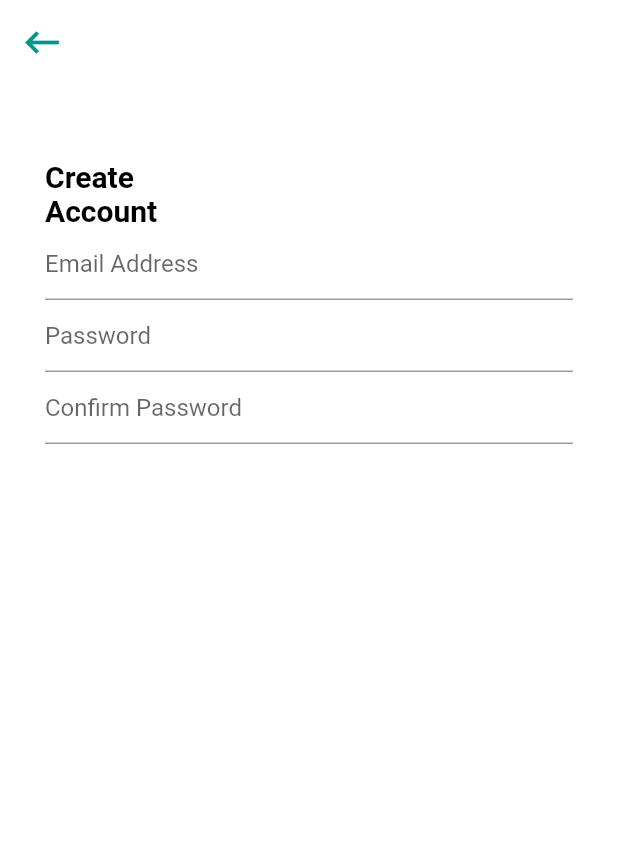
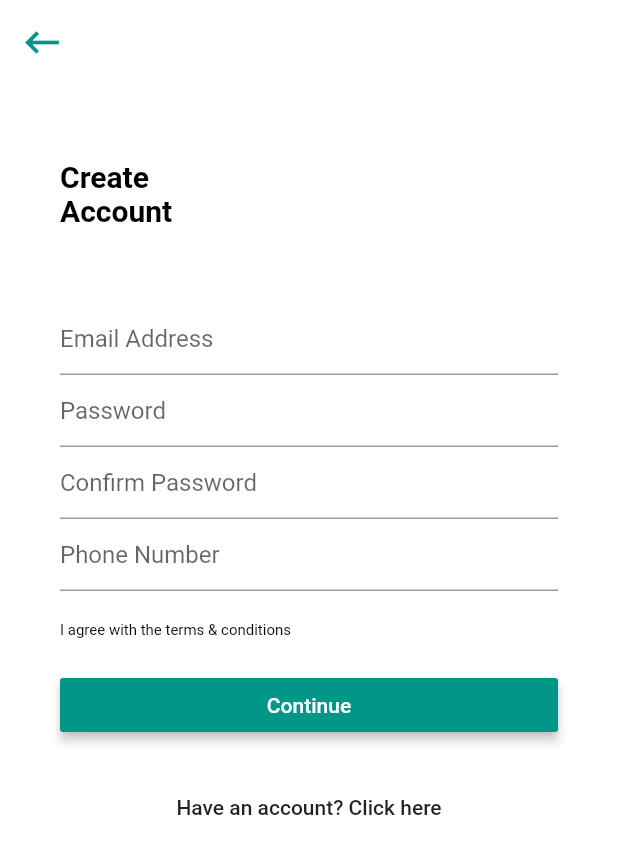
Before and after one commit to LifeofDan-EL/hookup, a Flutter app: the screen it shows after launch, after a tap on "Create an account", on a phone screen of 412 x 824 dp. Shown: the top 854 px of the screen. Run offline on Flutter 3.47's test engine with Material 2 defaults, Android fonts, the phone set to English and light mode, and no system bars.

Commit message:
Made Register User Stateful, adding finishing touches on the screens/routes.

```diff
--- a/lib/home_page.dart
+++ b/lib/home_page.dart
@@ -19,11 +19,15 @@ class _HomePageState extends State<HomePage> {
         backgroundColor: Colors.white,
 
         // Body
-        body: ListView(
+        body: Padding(
+          padding: const EdgeInsets.only(left: 40, right: 40),
+          child: ListView(
+            physics: BouncingScrollPhysics(),
             children: <Widget>[
               Padding(
                 padding: const EdgeInsets.only(top: 400),
                 child: RaisedButton(
+                  elevation: 3,
                   onPressed: () {
                     Navigator.push(context, MaterialPageRoute(builder: (context) => LoginUser()),
                     );
@@ -40,6 +44,7 @@ class _HomePageState extends State<HomePage> {
               Padding(
                 padding: const EdgeInsets.only(top: 20),
                 child: RaisedButton(
+                  elevation: 3,
                   onPressed: () {
                     Navigator.push(context, MaterialPageRoute(builder: (context) => RegisterUser()),
                     );
@@ -59,6 +64,7 @@ class _HomePageState extends State<HomePage> {
             ],
           ),
         ),
+      ),
     );
   }
 }
--- a/lib/login_user_page.dart
+++ b/lib/login_user_page.dart
@@ -17,8 +17,9 @@ class LoginUser extends StatelessWidget {
           elevation: 0,
         ),
         body: Padding(
-          padding: const EdgeInsets.only(left: 30, right: 30),
+          padding: const EdgeInsets.only(left: 40, right: 40),
           child: ListView(
+            physics: BouncingScrollPhysics(),
             children: <Widget>[
               Padding(
                 padding: const EdgeInsets.only(top: 70),
@@ -48,6 +49,7 @@ class LoginUser extends StatelessWidget {
                 padding: const EdgeInsets.only(top: 5),
                 child: TextField(
                   decoration: InputDecoration(hintText: 'Password'),
+                  obscureText: true,
                 ),
               ),
               Padding(
@@ -63,6 +65,7 @@ class LoginUser extends StatelessWidget {
               Padding(
                 padding: const EdgeInsets.only(top: 40),
                 child: RaisedButton(
+                  elevation: 3,
                   onPressed: () {},
                   child: Text(
                     'Sign In',
@@ -77,6 +80,7 @@ class LoginUser extends StatelessWidget {
               Padding(
                 padding: const EdgeInsets.only(top: 20),
                 child: RaisedButton(
+                  elevation: 3,
                   onPressed: () {
                     Navigator.push(
                       context,
--- a/lib/register_user_page.dart
+++ b/lib/register_user_page.dart
@@ -1,12 +1,22 @@
+import 'package:flutter/material.dart';
+import 'login_user_page.dart';
+// import 'package:flutter_country_picker/flutter_country_picker.dart';
 
-import 'package:flutter/material.dart';
+class RegisterUser extends StatefulWidget {
+  @override
+  _RegisterUserState createState() => _RegisterUserState(createState);
+}
 
-class RegisterUser extends StatelessWidget {
+class _RegisterUserState extends State<RegisterUser> {
+  bool readVal = false;
+
+  final GestureTapCallback onTap;
+
+  _RegisterUserState(this.onTap);
+
   @override
   Widget build(BuildContext context) {
-
     return MaterialApp(
-
       home: Scaffold(
         backgroundColor: Colors.white,
         appBar: AppBar(
@@ -18,51 +28,95 @@ class RegisterUser extends StatelessWidget {
           backgroundColor: Colors.white,
           elevation: 0,
         ),
-
         body: Padding(
-          padding: const EdgeInsets.only(left: 30, right: 30),
+          padding: const EdgeInsets.only(left: 40, right: 40),
           child: ListView(
+            physics: BouncingScrollPhysics(),
             children: <Widget>[
               Padding(
-                padding: const EdgeInsets.only( top: 50),
-                child: Text(
-                    'Create',
-                    style:TextStyle(
+                padding: const EdgeInsets.only(top: 50),
+                child: Text('Create',
+                    style: TextStyle(
                       color: Colors.black,
                       fontSize: 20,
                       fontWeight: FontWeight.w700,
-                    )
-                ),
+                    )),
               ),
               Padding(
                 padding: const EdgeInsets.only(),
-                child: Text(
-                    'Account',
-                    style:TextStyle(
+                child: Text('Account',
+                    style: TextStyle(
                       color: Colors.black,
                       fontSize: 20,
                       fontWeight: FontWeight.w700,
-                    )
+                    )),
+              ),
+              Padding(
+                padding: const EdgeInsets.only(top: 50),
+                child: TextField(
+                  decoration: InputDecoration(hintText: 'Email Address'),
                 ),
               ),
               TextField(
                 decoration: InputDecoration(
-           hintText: 'Email Address'
+                  hintText: 'Password ',
+                ),
+                obscureText: true,
+              ),
+              TextField(
+                decoration: InputDecoration(hintText: 'Confirm Password'),
+                obscureText: true,
+              ),
+              TextField(
+                decoration: InputDecoration(
+                  hintText: 'Phone Number',
+                ),
+                keyboardType: TextInputType.number,
+              ),
+              Padding(
+                padding: const EdgeInsets.only(top: 20),
+                child: Row(
+                  children: <Widget>[
+
+                    Text(
+                      'I agree with the terms & conditions',
+                      style: TextStyle(
+                        color: Colors.black,
+                        fontSize: 10,
+                      ),
+                    )
+                  ],
                 ),
               ),
-
-              TextField(
-                decoration: InputDecoration(
-                    hintText: 'Password '
+              Padding(
+                padding: const EdgeInsets.only(top: 20),
+                child: RaisedButton(
+                  elevation: 3,
+                  onPressed: () {},
+                  child: Text(
+                    'Continue',
+                    style: TextStyle(
+                      color: Colors.white,
                     ),
                   ),
-
-              TextField(
-                decoration: InputDecoration(
-                    hintText: 'Confirm Password'
+                  color: Colors.teal,
+                  highlightColor: Colors.teal,
                 ),
               ),
-
+              Padding(
+                padding: const EdgeInsets.only(top: 20),
+                child: FlatButton(
+                  child: Text(
+                    'Have an account? Click here',
+                  ),
+                  onPressed: () {
+                    Navigator.push(
+                      context,
+                      MaterialPageRoute(builder: (context) => LoginUser()),
+                    );
+                  },
+                ),
+              ),
             ],
           ),
         ),
--- a/pubspec.yaml
+++ b/pubspec.yaml
@@ -27,7 +27,6 @@ dependencies:
 dev_dependencies:
   flutter_test:
     sdk: flutter
-
 
 # For information on the generic Dart part of this file, see the
 # following page: https://dart.dev/tools/pub/pubspec
```
Lines whose indentation alone changed are shown as unchanged.
